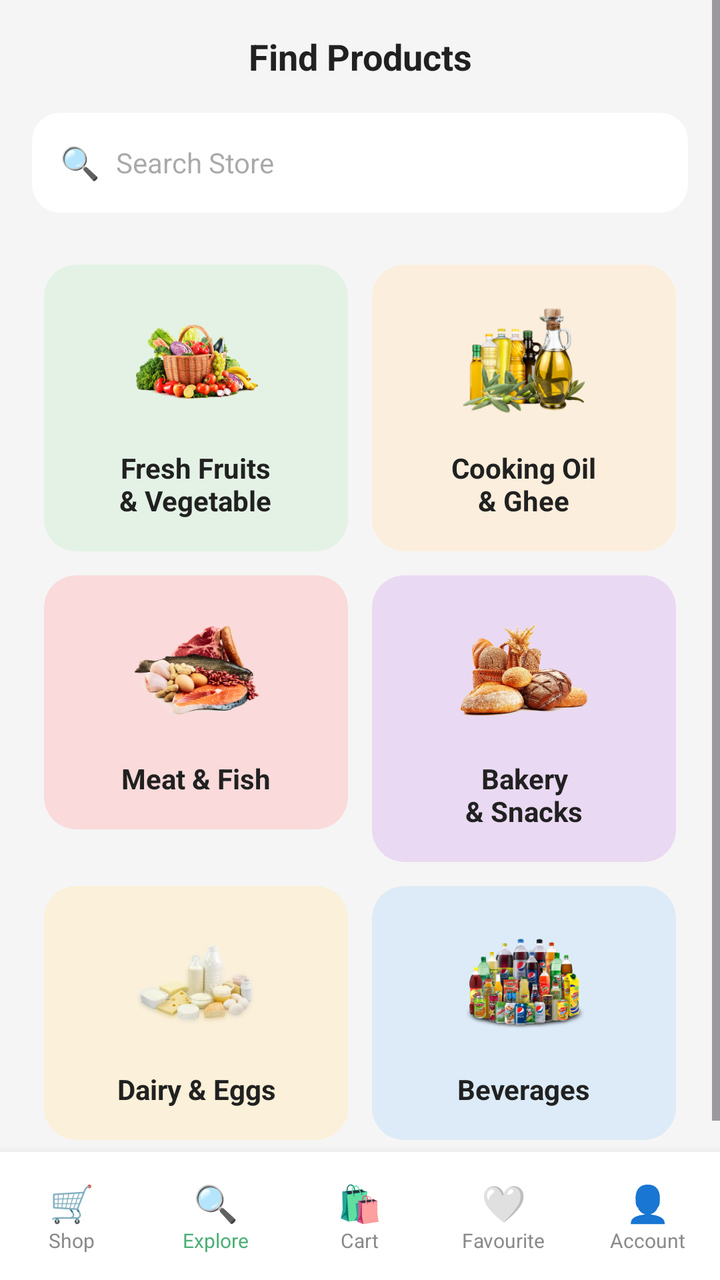
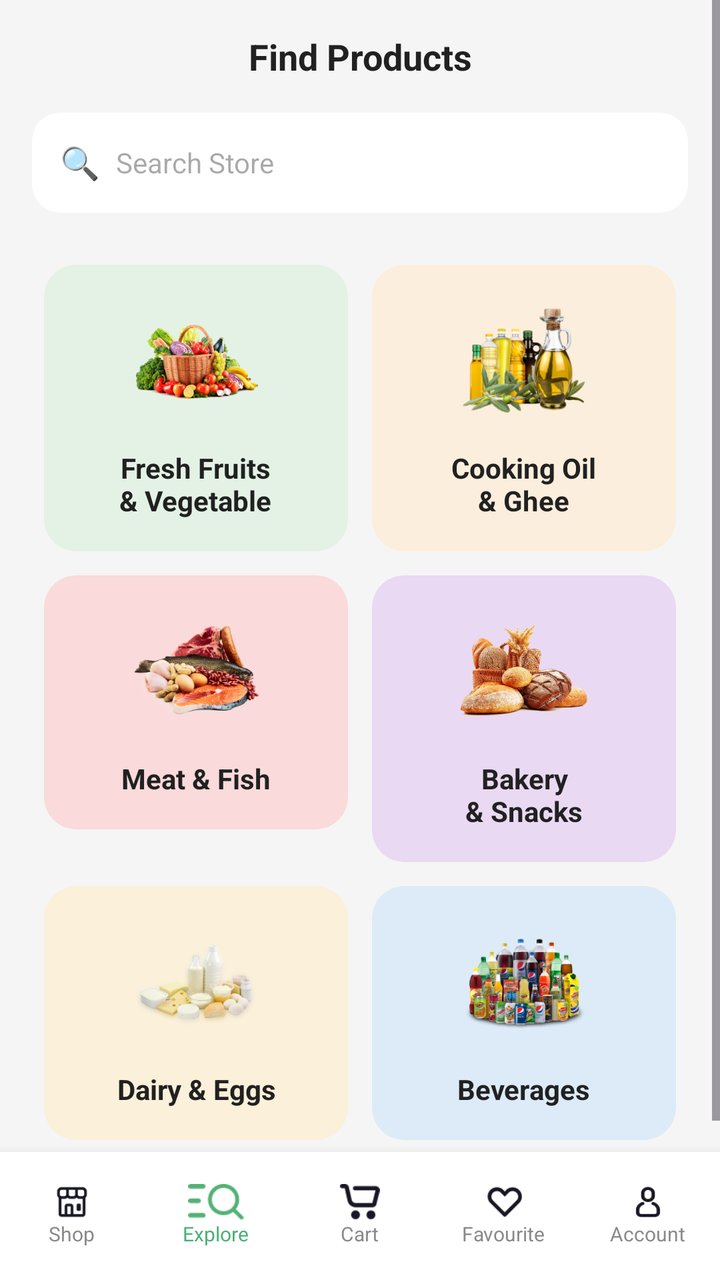

An Android layout rendered at two revisions. The XML below is the earlier revision; the diff shows what the commit changed to produce the second picture.
<!-- AndroidManifest.xml: application theme Theme.GroceriesAppTask1 -->
<!-- res/layout/activity_explore.xml -->
<?xml version="1.0" encoding="utf-8"?>
<LinearLayout xmlns:android="http://schemas.android.com/apk/res/android"
    xmlns:app="http://schemas.android.com/apk/res-auto"
    android:layout_width="match_parent"
    android:layout_height="match_parent"
    android:orientation="vertical"
    android:id="@id/main"
    android:background="#F5F5F5">

    <ScrollView
        android:layout_width="match_parent"
        android:layout_height="0dp"
        android:layout_weight="1"
        android:fillViewport="true">

        <LinearLayout
            android:layout_width="match_parent"
            android:layout_height="wrap_content"
            android:orientation="vertical"
            android:padding="16dp">


            <TextView
                android:layout_width="match_parent"
                android:layout_height="wrap_content"
                android:text="Find Products"
                android:textStyle="bold"
                android:textSize="18sp"
                android:textColor="#212121"
                android:gravity="center"
                android:layout_marginBottom="16dp" />

            <androidx.cardview.widget.CardView
                android:layout_width="match_parent"
                android:layout_height="50dp"
                app:cardCornerRadius="14dp"
                app:cardElevation="0dp"
                app:cardBackgroundColor="#FFFFFF"
                android:layout_marginBottom="20dp">

                <LinearLayout
                    android:layout_width="match_parent"
                    android:layout_height="match_parent"
                    android:orientation="horizontal"
                    android:gravity="center_vertical"
                    android:paddingStart="14dp"
                    android:paddingEnd="14dp">

                    <TextView
                        android:layout_width="wrap_content"
                        android:layout_height="wrap_content"
                        android:text="🔍"
                        android:textSize="16sp"
                        android:layout_marginEnd="8dp" />

                    <EditText
                        android:id="@+id/etSearch"
                        android:layout_width="0dp"
                        android:layout_height="wrap_content"
                        android:layout_weight="1"
                        android:background="@android:color/transparent"
                        android:hint="Search Store"
                        android:textSize="14sp"
                        android:singleLine="true"
                        android:inputType="text" />
                </LinearLayout>
            </androidx.cardview.widget.CardView>

            <LinearLayout
                android:layout_width="match_parent"
                android:layout_height="wrap_content"
                android:orientation="horizontal">

                <androidx.cardview.widget.CardView
                    android:layout_width="0dp"
                    android:layout_height="wrap_content"
                    android:layout_weight="1"
                    android:layout_margin="6dp"
                    app:cardCornerRadius="16dp"
                    app:cardElevation="0dp"
                    app:cardBackgroundColor="#E3F2E5">

                    <LinearLayout
                        android:layout_width="match_parent"
                        android:layout_height="wrap_content"
                        android:orientation="vertical"
                        android:gravity="center"
                        android:padding="16dp">

                        <ImageView
                            android:layout_width="64dp"
                            android:layout_height="64dp"
                            android:src="@drawable/img_17"
                            android:scaleType="fitCenter"
                            android:layout_marginBottom="12dp" />

                        <TextView
                            android:layout_width="wrap_content"
                            android:layout_height="wrap_content"
                            android:text="Fresh Fruits\n&amp; Vegetable"
                            android:textStyle="bold"
                            android:textSize="14sp"
                            android:textColor="#212121"
                            android:gravity="center" />
                    </LinearLayout>
                </androidx.cardview.widget.CardView>
                <androidx.cardview.widget.CardView
                    android:layout_width="0dp"
                    android:layout_height="wrap_content"
                    android:layout_weight="1"
                    android:layout_margin="6dp"
                    app:cardCornerRadius="16dp"
                    app:cardElevation="0dp"
                    app:cardBackgroundColor="#FCEEDC">

                    <LinearLayout
                        android:layout_width="match_parent"
                        android:layout_height="wrap_content"
                        android:orientation="vertical"
                        android:gravity="center"
                        android:padding="16dp">

                        <ImageView
                            android:layout_width="64dp"
                            android:layout_height="64dp"
                            android:src="@drawable/img_18"
                            android:scaleType="fitCenter"
                            android:layout_marginBottom="12dp" />

                        <TextView
                            android:layout_width="wrap_content"
                            android:layout_height="wrap_content"
                            android:text="Cooking Oil\n&amp; Ghee"
                            android:textStyle="bold"
                            android:textSize="14sp"
                            android:textColor="#212121"
                            android:gravity="center" />
                    </LinearLayout>
                </androidx.cardview.widget.CardView>
            </LinearLayout>


            <LinearLayout
                android:layout_width="match_parent"
                android:layout_height="wrap_content"
                android:orientation="horizontal">

                <androidx.cardview.widget.CardView
                    android:layout_width="0dp"
                    android:layout_height="wrap_content"
                    android:layout_weight="1"
                    android:layout_margin="6dp"
                    app:cardCornerRadius="16dp"
                    app:cardElevation="0dp"
                    app:cardBackgroundColor="#FADADA">

                    <LinearLayout
                        android:layout_width="match_parent"
                        android:layout_height="wrap_content"
                        android:orientation="vertical"
                        android:gravity="center"
                        android:padding="16dp">

                        <ImageView
                            android:layout_width="64dp"
                            android:layout_height="64dp"
                            android:src="@drawable/img_23"
                            android:scaleType="fitCenter"
                            android:layout_marginBottom="12dp" />

                        <TextView
                            android:layout_width="wrap_content"
                            android:layout_height="wrap_content"
                            android:text="Meat &amp; Fish"
                            android:textStyle="bold"
                            android:textSize="14sp"
                            android:textColor="#212121"
                            android:gravity="center" />
                    </LinearLayout>
                </androidx.cardview.widget.CardView>
                <androidx.cardview.widget.CardView
                    android:layout_width="0dp"
                    android:layout_height="wrap_content"
                    android:layout_weight="1"
                    android:layout_margin="6dp"
                    app:cardCornerRadius="16dp"
                    app:cardElevation="0dp"
                    app:cardBackgroundColor="#EAD9F2">

                    <LinearLayout
                        android:layout_width="match_parent"
                        android:layout_height="wrap_content"
                        android:orientation="vertical"
                        android:gravity="center"
                        android:padding="16dp">

                        <ImageView
                            android:layout_width="64dp"
                            android:layout_height="64dp"
                            android:src="@drawable/img_20"
                            android:scaleType="fitCenter"
                            android:layout_marginBottom="12dp" />

                        <TextView
                            android:layout_width="wrap_content"
                            android:layout_height="wrap_content"
                            android:text="Bakery\n&amp; Snacks"
                            android:textStyle="bold"
                            android:textSize="14sp"
                            android:textColor="#212121"
                            android:gravity="center" />
                    </LinearLayout>
                </androidx.cardview.widget.CardView>
            </LinearLayout>


            <LinearLayout
                android:layout_width="match_parent"
                android:layout_height="wrap_content"
                android:orientation="horizontal">

                <androidx.cardview.widget.CardView
                    android:layout_width="0dp"
                    android:layout_height="wrap_content"
                    android:layout_weight="1"
                    android:layout_margin="6dp"
                    app:cardCornerRadius="16dp"
                    app:cardElevation="0dp"
                    app:cardBackgroundColor="#FBF0D9">

                    <LinearLayout
                        android:layout_width="match_parent"
                        android:layout_height="wrap_content"
                        android:orientation="vertical"
                        android:gravity="center"
                        android:padding="16dp">

                        <ImageView
                            android:layout_width="64dp"
                            android:layout_height="64dp"
                            android:src="@drawable/img_24"
                            android:scaleType="fitCenter"
                            android:layout_marginBottom="12dp" />

                        <TextView
                            android:layout_width="wrap_content"
                            android:layout_height="wrap_content"
                            android:text="Dairy &amp; Eggs"
                            android:textStyle="bold"
                            android:textSize="14sp"
                            android:textColor="#212121"
                            android:gravity="center" />
                    </LinearLayout>
                </androidx.cardview.widget.CardView>
                <androidx.cardview.widget.CardView
                    android:layout_width="0dp"
                    android:layout_height="wrap_content"
                    android:layout_weight="1"
                    android:layout_margin="6dp"
                    app:cardCornerRadius="16dp"
                    app:cardElevation="0dp"
                    app:cardBackgroundColor="#DCEBF7">

                    <LinearLayout
                        android:layout_width="match_parent"
                        android:layout_height="wrap_content"
                        android:orientation="vertical"
                        android:gravity="center"
                        android:padding="16dp">

                        <ImageView
                            android:layout_width="64dp"
                            android:layout_height="64dp"
                            android:src="@drawable/img_22"
                            android:scaleType="fitCenter"
                            android:layout_marginBottom="12dp" />

                        <TextView
                            android:layout_width="wrap_content"
                            android:layout_height="wrap_content"
                            android:text="Beverages"
                            android:textStyle="bold"
                            android:textSize="14sp"
                            android:textColor="#212121"
                            android:gravity="center" />
                    </LinearLayout>
                </androidx.cardview.widget.CardView>
            </LinearLayout>
        </LinearLayout>
    </ScrollView>

    <LinearLayout
        android:layout_width="match_parent"
        android:layout_height="64dp"
        android:orientation="horizontal"
        android:background="#FFFFFF"
        android:elevation="8dp">

        <LinearLayout
            android:layout_width="0dp"
            android:layout_height="match_parent"
            android:layout_weight="1"
            android:orientation="vertical"
            android:gravity="center">
            <TextView android:layout_width="wrap_content" android:layout_height="wrap_content"
                android:text="🛒" android:textSize="18sp" />
            <TextView android:layout_width="wrap_content" android:layout_height="wrap_content"
                android:text="Shop" android:textSize="10sp" android:textColor="#8A8A8A" />
        </LinearLayout>

        <LinearLayout
            android:layout_width="0dp"
            android:layout_height="match_parent"
            android:layout_weight="1"
            android:orientation="vertical"
            android:gravity="center">
            <TextView android:layout_width="wrap_content" android:layout_height="wrap_content"
                android:text="🔍" android:textSize="18sp" />
            <TextView android:layout_width="wrap_content" android:layout_height="wrap_content"
                android:text="Explore" android:textSize="10sp" android:textColor="#4CAF77" />
        </LinearLayout>

        <LinearLayout
            android:layout_width="0dp"
            android:layout_height="match_parent"
            android:layout_weight="1"
            android:orientation="vertical"
            android:gravity="center">
            <TextView android:layout_width="wrap_content" android:layout_height="wrap_content"
                android:text="🛍️" android:textSize="18sp" />
            <TextView android:layout_width="wrap_content" android:layout_height="wrap_content"
                android:text="Cart" android:textSize="10sp" android:textColor="#8A8A8A" />
        </LinearLayout>

        <LinearLayout
            android:layout_width="0dp"
            android:layout_height="match_parent"
            android:layout_weight="1"
            android:orientation="vertical"
            android:gravity="center">
            <TextView android:layout_width="wrap_content" android:layout_height="wrap_content"
                android:text="🤍" android:textSize="18sp" />
            <TextView android:layout_width="wrap_content" android:layout_height="wrap_content"
                android:text="Favourite" android:textSize="10sp" android:textColor="#8A8A8A" />
        </LinearLayout>

        <LinearLayout
            android:layout_width="0dp"
            android:layout_height="match_parent"
            android:layout_weight="1"
            android:orientation="vertical"
            android:gravity="center">
            <TextView android:layout_width="wrap_content" android:layout_height="wrap_content"
                android:text="👤" android:textSize="18sp" />
            <TextView android:layout_width="wrap_content" android:layout_height="wrap_content"
                android:text="Account" android:textSize="10sp" android:textColor="#8A8A8A" />
        </LinearLayout>

    </LinearLayout>

</LinearLayout>
<!-- resources referenced by this layout -->
<resources>
  <!-- drawable img_17: png bitmap (drawable, 63370 bytes) -->
  <!-- drawable img_18: png bitmap (drawable, 54898 bytes) -->
  <!-- drawable img_20: png bitmap (drawable, 54093 bytes) -->
  <!-- drawable img_22: png bitmap (drawable, 68645 bytes) -->
  <!-- drawable img_23: png bitmap (drawable, 62778 bytes) -->
  <!-- drawable img_24: png bitmap (drawable, 52964 bytes) -->
  <style name="Theme.GroceriesAppTask1" parent="Base.Theme.GroceriesAppTask1" />
  <style name="Base.Theme.GroceriesAppTask1" parent="Theme.Material3.DayNight.NoActionBar">
          
          
      </style>
</resources>

<!-- the commit's change to res/layout/activity_explore.xml (unified diff, before → after) -->
@@ -66,6 +66,7 @@
                 </LinearLayout>
             </androidx.cardview.widget.CardView>
 
+
             <LinearLayout
                 android:layout_width="match_parent"
                 android:layout_height="wrap_content"
@@ -90,7 +91,7 @@
                         <ImageView
                             android:layout_width="64dp"
                             android:layout_height="64dp"
-                            android:src="@drawable/img_17"
+                            android:src="@drawable/basket"
                             android:scaleType="fitCenter"
                             android:layout_marginBottom="12dp" />
 
@@ -123,7 +124,7 @@
                         <ImageView
                             android:layout_width="64dp"
                             android:layout_height="64dp"
-                            android:src="@drawable/img_18"
+                            android:src="@drawable/oil"
                             android:scaleType="fitCenter"
                             android:layout_marginBottom="12dp" />
 
@@ -140,6 +141,7 @@
             </LinearLayout>
 
 
+
             <LinearLayout
                 android:layout_width="match_parent"
                 android:layout_height="wrap_content"
@@ -164,7 +166,7 @@
                         <ImageView
                             android:layout_width="64dp"
                             android:layout_height="64dp"
-                            android:src="@drawable/img_23"
+                            android:src="@drawable/fish"
                             android:scaleType="fitCenter"
                             android:layout_marginBottom="12dp" />
 
@@ -197,7 +199,7 @@
                         <ImageView
                             android:layout_width="64dp"
                             android:layout_height="64dp"
-                            android:src="@drawable/img_20"
+                            android:src="@drawable/bread"
                             android:scaleType="fitCenter"
                             android:layout_marginBottom="12dp" />
 
@@ -238,7 +240,7 @@
                         <ImageView
                             android:layout_width="64dp"
                             android:layout_height="64dp"
-                            android:src="@drawable/img_24"
+                            android:src="@drawable/milk"
                             android:scaleType="fitCenter"
                             android:layout_marginBottom="12dp" />
 
@@ -262,16 +264,17 @@
                     app:cardBackgroundColor="#DCEBF7">
 
                     <LinearLayout
-                        android:layout_width="match_parent"
-                        android:layout_height="wrap_content"
-                        android:orientation="vertical"
-                        android:gravity="center"
-                        android:padding="16dp">
-
-                        <ImageView
-                            android:layout_width="64dp"
-                            android:layout_height="64dp"
-                            android:src="@drawable/img_22"
+                        android:id="@+id/beverages"
+                        android:layout_width="match_parent"
+                        android:layout_height="wrap_content"
+                        android:orientation="vertical"
+                        android:gravity="center"
+                        android:padding="16dp">
+
+                        <ImageView
+                            android:layout_width="64dp"
+                            android:layout_height="64dp"
+                            android:src="@drawable/bread3"
                             android:scaleType="fitCenter"
                             android:layout_marginBottom="12dp" />
 
@@ -302,58 +305,93 @@
             android:layout_weight="1"
             android:orientation="vertical"
             android:gravity="center">
-            <TextView android:layout_width="wrap_content" android:layout_height="wrap_content"
-                android:text="🛒" android:textSize="18sp" />
-            <TextView android:layout_width="wrap_content" android:layout_height="wrap_content"
-                android:text="Shop" android:textSize="10sp" android:textColor="#8A8A8A" />
-        </LinearLayout>
-
-        <LinearLayout
-            android:layout_width="0dp"
-            android:layout_height="match_parent"
-            android:layout_weight="1"
-            android:orientation="vertical"
-            android:gravity="center">
-            <TextView android:layout_width="wrap_content" android:layout_height="wrap_content"
-                android:text="🔍" android:textSize="18sp" />
-            <TextView android:layout_width="wrap_content" android:layout_height="wrap_content"
-                android:text="Explore" android:textSize="10sp" android:textColor="#4CAF77" />
-        </LinearLayout>
-
-        <LinearLayout
-            android:layout_width="0dp"
-            android:layout_height="match_parent"
-            android:layout_weight="1"
-            android:orientation="vertical"
-            android:gravity="center">
-            <TextView android:layout_width="wrap_content" android:layout_height="wrap_content"
-                android:text="🛍️" android:textSize="18sp" />
-            <TextView android:layout_width="wrap_content" android:layout_height="wrap_content"
-                android:text="Cart" android:textSize="10sp" android:textColor="#8A8A8A" />
-        </LinearLayout>
-
-        <LinearLayout
-            android:layout_width="0dp"
-            android:layout_height="match_parent"
-            android:layout_weight="1"
-            android:orientation="vertical"
-            android:gravity="center">
-            <TextView android:layout_width="wrap_content" android:layout_height="wrap_content"
-                android:text="🤍" android:textSize="18sp" />
-            <TextView android:layout_width="wrap_content" android:layout_height="wrap_content"
-                android:text="Favourite" android:textSize="10sp" android:textColor="#8A8A8A" />
-        </LinearLayout>
-
-        <LinearLayout
-            android:layout_width="0dp"
-            android:layout_height="match_parent"
-            android:layout_weight="1"
-            android:orientation="vertical"
-            android:gravity="center">
-            <TextView android:layout_width="wrap_content" android:layout_height="wrap_content"
-                android:text="👤" android:textSize="18sp" />
-            <TextView android:layout_width="wrap_content" android:layout_height="wrap_content"
-                android:text="Account" android:textSize="10sp" android:textColor="#8A8A8A" />
+            <ImageView
+                android:layout_width="28dp"
+                android:layout_height="18dp"
+                android:scaleType="fitCenter"
+                android:src="@drawable/shop" />
+            <TextView
+                android:layout_width="wrap_content"
+                android:layout_height="wrap_content"
+                android:text="Shop"
+                android:textSize="10sp"
+                android:textColor="#8A8A8A" />
+        </LinearLayout>
+
+        <LinearLayout
+            android:layout_width="0dp"
+            android:layout_height="match_parent"
+            android:layout_weight="1"
+            android:orientation="vertical"
+            android:gravity="center">
+            <ImageView
+                android:layout_width="28dp"
+                android:layout_height="18dp"
+                android:scaleType="fitCenter"
+                android:src="@drawable/explore" />
+            <TextView
+                android:layout_width="wrap_content"
+                android:layout_height="wrap_content"
+                android:text="Explore"
+                android:textSize="10sp"
+                android:textColor="#4CAF77" />
+        </LinearLayout>
+
+        <LinearLayout
+            android:layout_width="0dp"
+            android:layout_height="match_parent"
+            android:layout_weight="1"
+            android:orientation="vertical"
+            android:gravity="center">
+            <ImageView
+                android:layout_width="28dp"
+                android:layout_height="18dp"
+                android:scaleType="fitCenter"
+                android:src="@drawable/cart" /> />
+            <TextView
+                android:layout_width="wrap_content"
+                android:layout_height="wrap_content"
+                android:text="Cart"
+                android:textSize="10sp"
+                android:textColor="#8A8A8A" />
+        </LinearLayout>
+
+        <LinearLayout
+            android:layout_width="0dp"
+            android:layout_height="match_parent"
+            android:layout_weight="1"
+            android:orientation="vertical"
+            android:gravity="center">
+            <ImageView
+                android:layout_width="28dp"
+                android:layout_height="18dp"
+                android:scaleType="fitCenter"
+                android:src="@drawable/fav" />
+            <TextView
+                android:layout_width="wrap_content"
+                android:layout_height="wrap_content"
+                android:text="Favourite"
+                android:textSize="10sp"
+                android:textColor="#8A8A8A" />
+        </LinearLayout>
+
+        <LinearLayout
+            android:layout_width="0dp"
+            android:layout_height="match_parent"
+            android:layout_weight="1"
+            android:orientation="vertical"
+            android:gravity="center">
+            <ImageView
+                android:layout_width="28dp"
+                android:layout_height="18dp"
+                android:scaleType="fitCenter"
+                android:src="@drawable/account" />
+            <TextView
+                android:layout_width="wrap_content"
+                android:layout_height="wrap_content"
+                android:text="Account"
+                android:textSize="10sp"
+                android:textColor="#8A8A8A" />
         </LinearLayout>
 
     </LinearLayout>
<!-- resource entries referenced after the edit -->
@@ -1,11 +1,16 @@
 <!-- resources referenced by this layout -->
 <resources>
-  <!-- drawable img_17: png bitmap (drawable, 63370 bytes) -->
-  <!-- drawable img_18: png bitmap (drawable, 54898 bytes) -->
-  <!-- drawable img_20: png bitmap (drawable, 54093 bytes) -->
-  <!-- drawable img_22: png bitmap (drawable, 68645 bytes) -->
-  <!-- drawable img_23: png bitmap (drawable, 62778 bytes) -->
-  <!-- drawable img_24: png bitmap (drawable, 52964 bytes) -->
+  <!-- drawable account: png bitmap (drawable, 654 bytes) -->
+  <!-- drawable basket: png bitmap (drawable, 63370 bytes) -->
+  <!-- drawable bread: png bitmap (drawable, 54093 bytes) -->
+  <!-- drawable bread3: png bitmap (drawable, 68645 bytes) -->
+  <!-- drawable cart: png bitmap (drawable, 648 bytes) -->
+  <!-- drawable explore: png bitmap (drawable, 832 bytes) -->
+  <!-- drawable fav: png bitmap (drawable, 686 bytes) -->
+  <!-- drawable fish: png bitmap (drawable, 62778 bytes) -->
+  <!-- drawable milk: png bitmap (drawable, 52964 bytes) -->
+  <!-- drawable oil: png bitmap (drawable, 54898 bytes) -->
+  <!-- drawable shop: png bitmap (drawable, 789 bytes) -->
   <style name="Theme.GroceriesAppTask1" parent="Base.Theme.GroceriesAppTask1" />
   <style name="Base.Theme.GroceriesAppTask1" parent="Theme.Material3.DayNight.NoActionBar">
           
